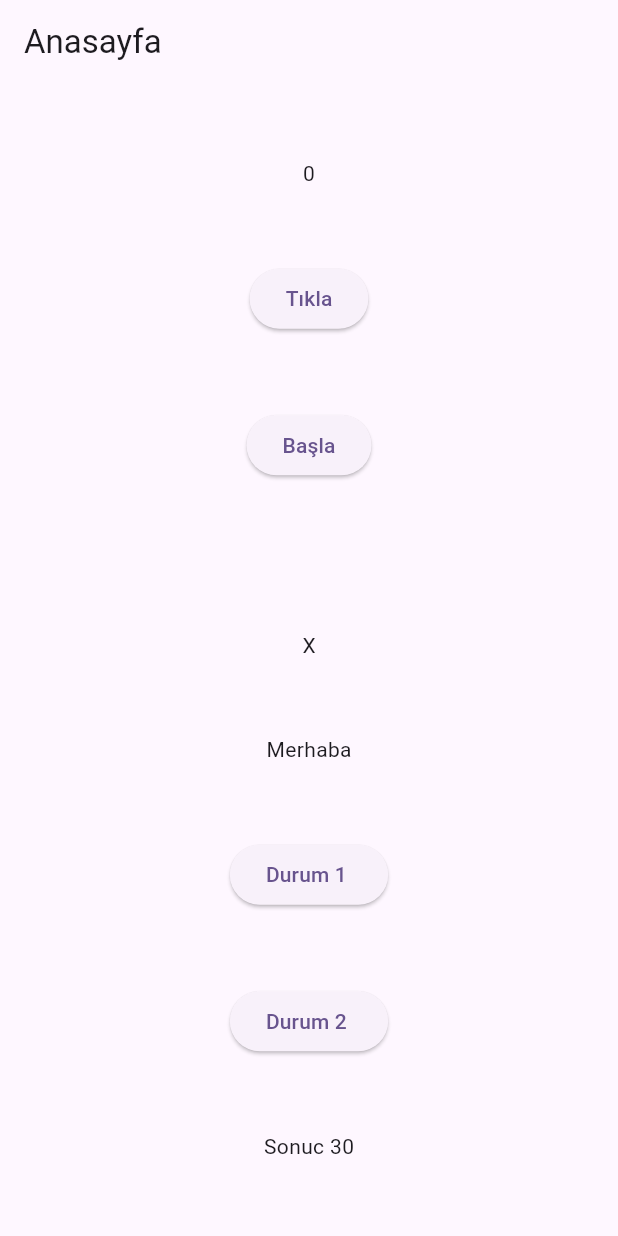
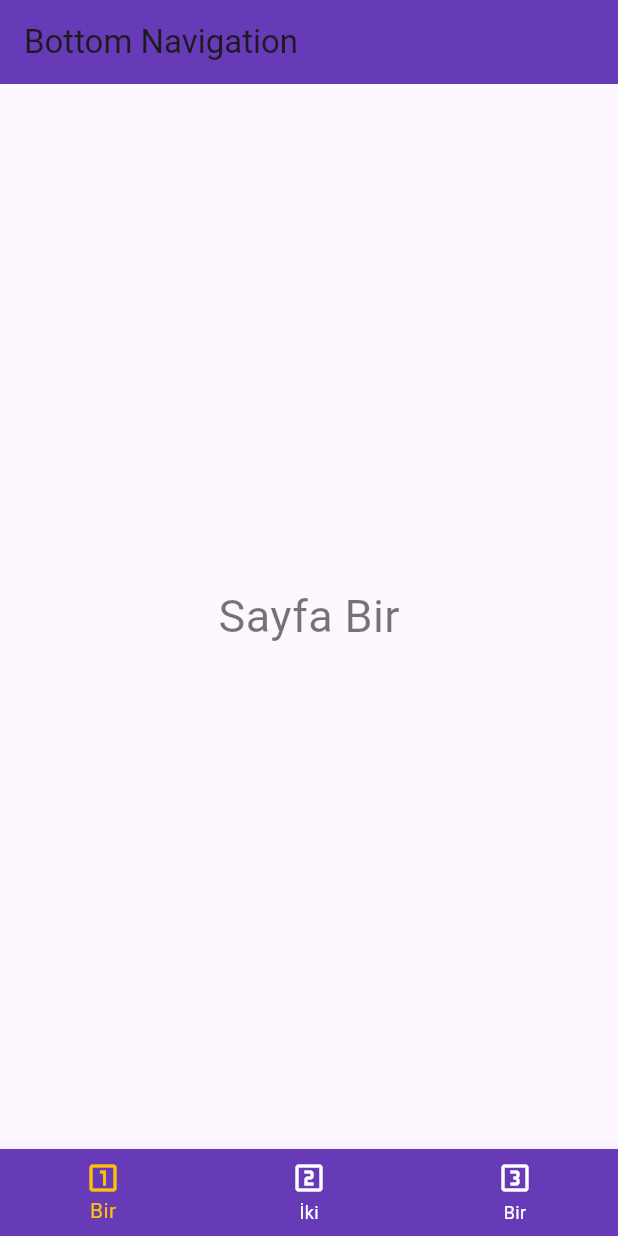
Before and after one commit to MASalmanss/FlutterFirstDesignApp, a Flutter app: the screen it shows after launch, on a phone screen of 412 x 824 dp. Run offline on Flutter 3.47's test engine with Material 3 defaults, Android fonts, the phone set to English and light mode, and no system bars.

Commit message:
Bottom navigation bar added

```diff
--- /dev/null
+++ b/tasarim_calismasi/lib/bottom_nav_kullanimi/bottom_nav_sayfa.dart
@@ -0,0 +1,39 @@
+import 'package:flutter/material.dart';
+import 'package:tasarim_calismasi/bottom_nav_kullanimi/sayfa_%C3%BC%C3%A7.dart';
+import 'package:tasarim_calismasi/bottom_nav_kullanimi/sayfa_bir.dart';
+import 'package:tasarim_calismasi/bottom_nav_kullanimi/sayfa_iki.dart';
+
+class BottomNavigationSayfa extends StatefulWidget {
+  const BottomNavigationSayfa({super.key});
+
+  @override
+  State<BottomNavigationSayfa> createState() => _BottomNavigationSayfaState();
+}
+
+class _BottomNavigationSayfaState extends State<BottomNavigationSayfa> {
+  int secilen_index = 0;
+  var sayfalar = [const SayfaBir() , const SayfaIki() , const Sayfa_Uc()];
+  @override
+  Widget build(BuildContext context) {
+    return  Scaffold(
+      appBar: AppBar(title: const Text("Bottom Navigation"), backgroundColor: Colors.deepPurple,),
+      body: sayfalar[secilen_index],
+      bottomNavigationBar: BottomNavigationBar(
+        items: const [
+          BottomNavigationBarItem(icon: Icon(Icons.looks_one_outlined) , label: "Bir" , ),
+          BottomNavigationBarItem(icon: Icon(Icons.looks_two_outlined) , label: "İki"),
+          BottomNavigationBarItem(icon: Icon(Icons.looks_3_outlined) , label: "Bir"),
+        ],
+        currentIndex: secilen_index,
+        backgroundColor: Colors.deepPurple,
+        selectedItemColor: Colors.amber,
+        unselectedItemColor: Colors.white,
+        onTap: (index){
+          setState(() {
+            secilen_index = index;
+          });
+        },
+      ),
+    );
+  }
+}
--- /dev/null
+++ b/tasarim_calismasi/lib/bottom_nav_kullanimi/sayfa_bir.dart
@@ -0,0 +1,16 @@
+
+import 'package:flutter/material.dart';
+
+class SayfaBir extends StatefulWidget {
+  const SayfaBir({super.key});
+
+  @override
+  State<SayfaBir> createState() => _SayfaBirState();
+}
+
+class _SayfaBirState extends State<SayfaBir> {
+  @override
+  Widget build(BuildContext context) {
+    return const Center(child: Text("Sayfa Bir" ,style: TextStyle(fontSize: 30 , color: Colors.black54),),);
+  }
+}
--- /dev/null
+++ b/tasarim_calismasi/lib/bottom_nav_kullanimi/sayfa_iki.dart
@@ -0,0 +1,16 @@
+
+import 'package:flutter/material.dart';
+
+class SayfaIki extends StatefulWidget {
+  const SayfaIki({super.key});
+
+  @override
+  State<SayfaIki> createState() => _SayfaIkiState();
+}
+
+class _SayfaIkiState extends State<SayfaIki> {
+  @override
+  Widget build(BuildContext context) {
+    return const Center(child: Text("Sayfa İki" ,style: TextStyle(fontSize: 30 , color: Colors.black54),),);
+  }
+}
--- /dev/null
+++ b/tasarim_calismasi/lib/bottom_nav_kullanimi/sayfa_üç.dart
@@ -0,0 +1,15 @@
+import 'package:flutter/material.dart';
+
+class Sayfa_Uc extends StatefulWidget {
+  const Sayfa_Uc({super.key});
+
+  @override
+  State<Sayfa_Uc> createState() => _Sayfa_UcState();
+}
+
+class _Sayfa_UcState extends State<Sayfa_Uc> {
+  @override
+  Widget build(BuildContext context) {
+    return const Center(child: Text("Sayfa Üç" ,style: TextStyle(fontSize: 30 , color: Colors.black54),),);
+  }
+}
--- a/tasarim_calismasi/lib/main.dart
+++ b/tasarim_calismasi/lib/main.dart
@@ -1,5 +1,6 @@
 import 'package:flutter/material.dart';
 import 'package:tasarim_calismasi/anasayfa.dart';
+import 'package:tasarim_calismasi/bottom_nav_kullanimi/bottom_nav_sayfa.dart';
 import 'package:tasarim_calismasi/yapilar.dart';
 
 void main() {
@@ -20,7 +21,7 @@ class MyApp extends StatelessWidget {
         colorScheme: ColorScheme.fromSeed(seedColor: Colors.deepPurple),
         useMaterial3: true,
       ),
-      home: const Anasayfa1(),
+      home: const BottomNavigationSayfa(),
     );
   }
 }
```
